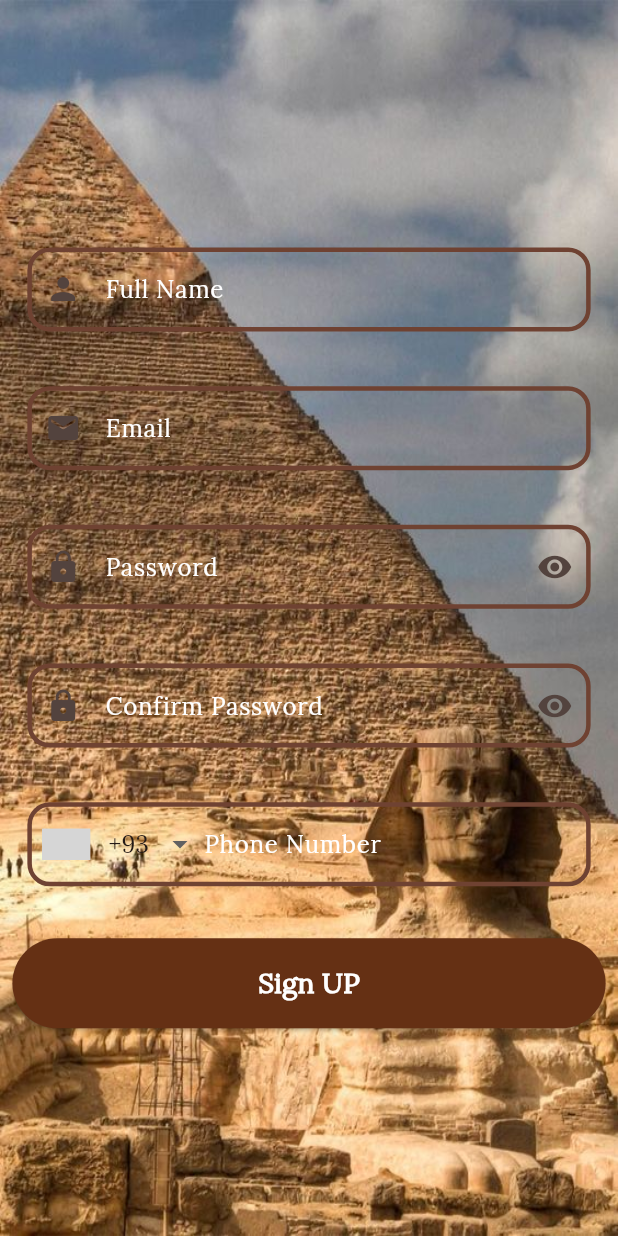
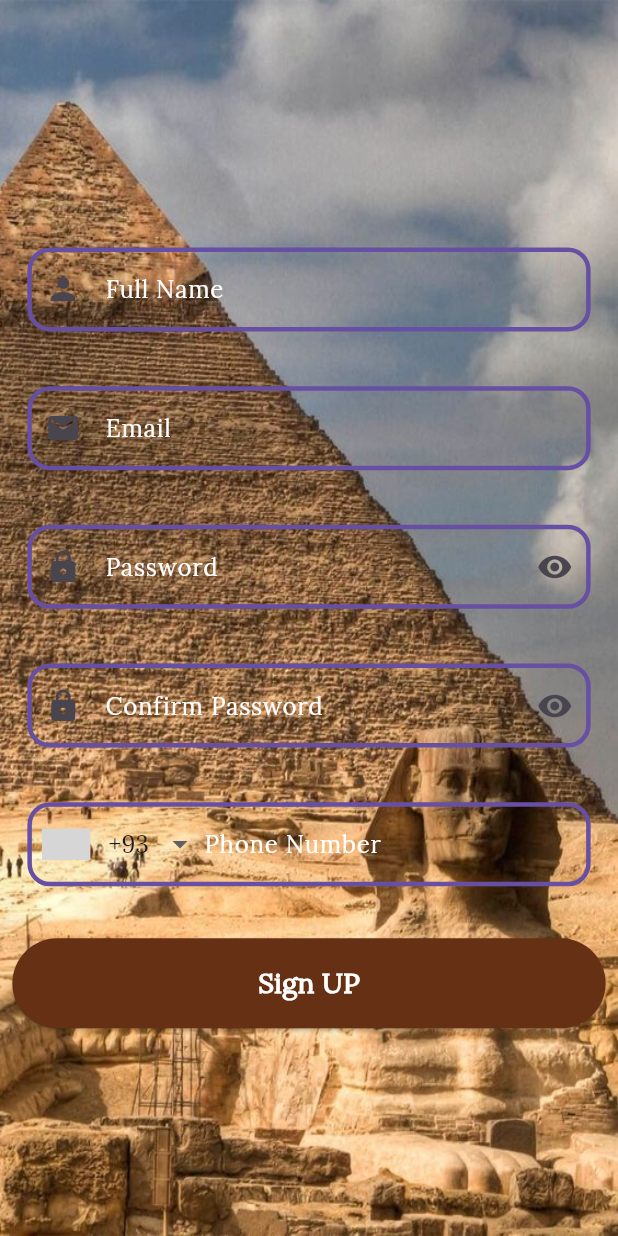
Before and after one commit to Mohammed-Ahmed-Khaled/tourist_guide_app, a Flutter app: the screen it shows after launch, on a phone screen of 412 x 824 dp. Run offline on Flutter 3.47's test engine with Material 3 defaults, Android fonts, the phone set to English and light mode, and no system bars; drawn by our look-alikes of intl_phone_number_input; our stand-ins replace flutter_riverpod, shared_preferences; grey boxes are pictures that could not be loaded.

Commit message:
adjust colors

```diff
--- a/lib/data/data.dart
+++ b/lib/data/data.dart
@@ -1,4 +1,4 @@
-import '../models/place_model.dart';
+import '../models/government_model.dart';
 
 List<GovernmentModel> governments = [
   GovernmentModel(
--- a/lib/data/governmentsData.dart
+++ b/lib/data/governmentsData.dart
@@ -7,17 +7,17 @@ List<GovernmentModel> governments = [
       imgUrl:
           "https://images.pexels.com/photos/30107330/pexels-photo-30107330.jpeg?auto=compress&cs=tinysrgb&w=1260&h=750&dpr=2",
       about: "about"
-          "aboutSinai",
+          "The Sinai Peninsula in Egypt, located between Africa and Asia, is known for its beautiful landscape and long heritage. It is home to magnificent desert mountains, calm beaches, and hallowed religious locations. The area is popular for hiking, diving, and touring ancient monasteries.",
       landmarks: [
         {
-          "landmarkName": "Dahab",
+          "landmarkName": "Mount Sinai",
           "landmarkImage":
-              "https://images.pexels.com/photos/30107330/pexels-photo-30107330.jpeg?auto=compress&cs=tinysrgb&w=1260&h=750&dpr=2"
+              "https://images.pexels.com/photos/11560860/pexels-photo-11560860.jpeg?auto=compress&cs=tinysrgb&w=1260&h=750&dpr=1"
         },
         {
-          "landmarkName": "dahab",
+          "landmarkName": "Saint Catherine's Monastery",
           "landmarkImage":
-              "https://images.pexels.com/photos/30107330/pexels-photo-30107330.jpeg?auto=compress&cs=tinysrgb&w=1260&h=750&dpr=2"
+              "https://images.pexels.com/photos/1001967/pexels-photo-1001967.jpeg?auto=compress&cs=tinysrgb&w=1260&h=750&dpr=1"
         }
       ]),
   GovernmentModel(
@@ -25,17 +25,18 @@ List<GovernmentModel> governments = [
       name: "Alexandria",
       imgUrl:
           "https://images.pexels.com/photos/25323282/pexels-photo-25323282/free-photo-of-citadel-of-qaitbay-in-alexandria-seen-from-bay.jpeg?auto=compress&cs=tinysrgb&w=1260&h=750&dpr=2",
-      about: "aboutAlexandria",
+      about:
+          "Alexandria, Egypt’s second-largest city, is a Mediterranean gem blending history and modernity. Founded by Alexander the Great, it was once the center of knowledge and culture in the ancient world.",
       landmarks: [
         {
-          "landmarkName": "Dahab",
+          "landmarkName": "Alexandria Library",
           "landmarkImage":
-              "https://images.pexels.com/photos/30107330/pexels-photo-30107330.jpeg?auto=compress&cs=tinysrgb&w=1260&h=750&dpr=2"
+              "https://images.pexels.com/photos/15238618/pexels-photo-15238618/free-photo-of-interior-of-the-library-of-alexandria-alexandria-egypt.jpeg?auto=compress&cs=tinysrgb&w=1260&h=750&dpr=1"
         },
         {
-          "landmarkName": "name",
+          "landmarkName": "Qaitbay Citadel",
           "landmarkImage":
-              "https://images.pexels.com/photos/30107330/pexels-photo-30107330.jpeg?auto=compress&cs=tinysrgb&w=1260&h=750&dpr=2"
+              "https://images.pexels.com/photos/15238720/pexels-photo-15238720/free-photo-of-back-view-of-a-woman-and-a-girl-wearing-floral-patterned-dresses-walking-towards-a-castle.jpeg?auto=compress&cs=tinysrgb&w=1260&h=750&dpr=1"
         }
       ]),
   GovernmentModel(
@@ -43,17 +44,18 @@ List<GovernmentModel> governments = [
       name: "Luxor",
       imgUrl:
           "https://images.pexels.com/photos/15188091/pexels-photo-15188091/free-photo-of-hot-air-balloons-in-the-sky.jpeg?auto=compress&cs=tinysrgb&w=1260&h=750&dpr=2",
-      about: "Capital of Egypt",
+      about:
+          "Luxor often called the biggest outdoor museum in the world. Its Eastern Bank, which is split by the Nile, represents life, while the West Bank is emblematic of the afterlife. Luxor, a centre of ancient Egyptian history, provides a singular combination of cultural experiences and historical marvels.",
       landmarks: [
         {
-          "landmarkName": "Dahab",
+          "landmarkName": "Karnak Temple",
           "landmarkImage":
-              "https://images.pexels.com/photos/30107330/pexels-photo-30107330.jpeg?auto=compress&cs=tinysrgb&w=1260&h=750&dpr=2"
+              "https://images.pexels.com/photos/631339/pexels-photo-631339.jpeg?auto=compress&cs=tinysrgb&w=1260&h=750&dpr=1"
         },
         {
-          "landmarkName": "name",
+          "landmarkName": "Valley of the Kings",
           "landmarkImage":
-              "https://images.pexels.com/photos/30107330/pexels-photo-30107330.jpeg?auto=compress&cs=tinysrgb&w=1260&h=750&dpr=2"
+              "https://images.pexels.com/photos/15131579/pexels-photo-15131579/free-photo-of-aerial-view-of-archaeological-site.jpeg?auto=compress&cs=tinysrgb&w=1260&h=750&dpr=1"
         }
       ]),
 ];
--- a/lib/main.dart
+++ b/lib/main.dart
@@ -1,3 +1,4 @@
+import 'package:Tourist_guide/screens/tabs_screen.dart';
 import 'package:flutter/material.dart';
 import 'package:flutter_riverpod/flutter_riverpod.dart';
 import 'package:flutter_localizations/flutter_localizations.dart';
@@ -40,13 +41,21 @@ class _MyAppState extends State<MyApp> {
       locale: _currentLocale,
       theme: ThemeData(
           fontFamily: 'Lora',
-          primaryColor: const Color.fromARGB(255, 111, 66, 50),
-          colorScheme: ColorScheme.fromSeed(seedColor: Colors.brown),
+          appBarTheme: AppBarTheme(
+              centerTitle: true,
+              titleTextStyle: const TextStyle(
+                fontSize: 20,
+                fontWeight: FontWeight.bold,
+                color: Color(0XFF332E28),
+              ),
+              backgroundColor: Color(0xffF0D7A9)),
           useMaterial3: true,
           inputDecorationTheme: InputDecorationTheme(
             errorStyle: TextStyle(fontWeight: FontWeight.bold),
           )),
-      home: SignUp(title: 'Sign Up Page'),
+      home: SignUp(
+        title: 'Tourist Guide App',
+      ),
     );
   }
 }
--- a/lib/screens/places_screen.dart
+++ b/lib/screens/places_screen.dart
@@ -30,9 +30,9 @@ class _PlacesScreenState extends State<PlacesScreen> {
               TranslateButton(togglelanguage: widget.togglelanguage),
             ],
             bottom: TabBar(
-              labelColor: Colors.white,
+              labelColor: Color(0XFF50B3C8),
               unselectedLabelColor: Colors.black,
-              indicatorColor: Colors.black,
+              indicatorColor: Color(0XFF50B3C8),
               tabs: [
                 Tab(
                   text: S.of(context).suggestedPlaces,
```
Also changed, not shown: lib/screens/GovernmentDetailsScreen.dart (+4 -3 lines), lib/screens/editprofile.dart (+6 -2 lines), lib/screens/profile.dart (+9 -2 lines), lib/screens/tabs_screen.dart (+4 -3 lines), lib/widgets/place_card.dart (+1 -8 lines), pubspec.lock.
